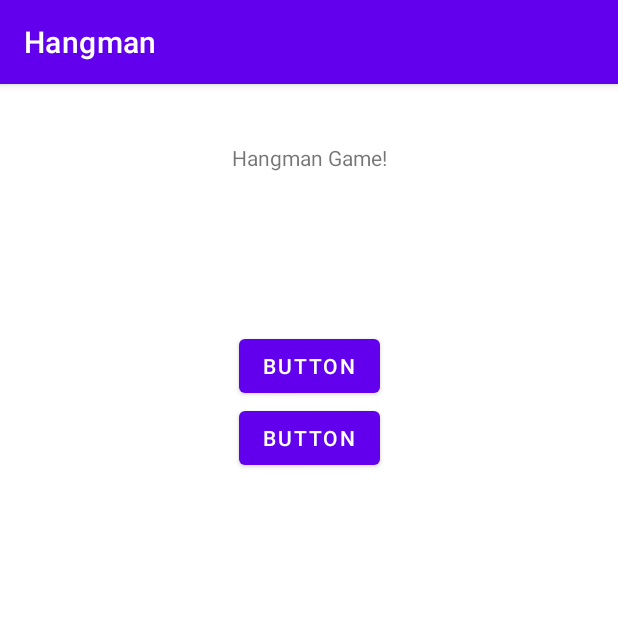
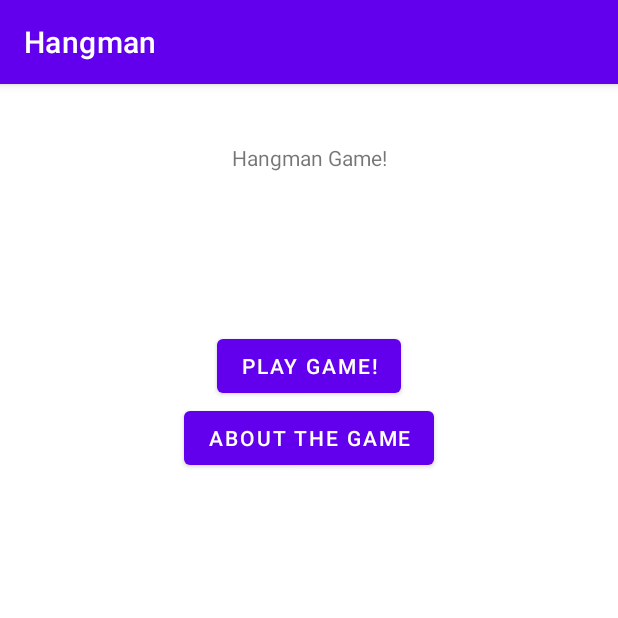
Before and after one commit to ehildingg/Hangman-Game-, an Android app: the screen it shows after launch (MainActivity), on a phone screen of 412 x 824 dp, the top half of it. Run offline under Robolectric (Android 15) with nearby library versions, the phone set to English and light mode, and no system bars.

Commit message:
Added two new activities, About and Game

```diff
--- a/app/src/main/AndroidManifest.xml
+++ b/app/src/main/AndroidManifest.xml
@@ -10,6 +10,12 @@
         android:supportsRtl="true"
         android:theme="@style/Theme.Hangman_ehilding">
         <activity
+            android:name=".AboutActivity"
+            android:exported="true" />
+        <activity
+            android:name=".GameActivity"
+            android:exported="true" />
+        <activity
             android:name=".MainActivity"
             android:exported="true">
             <intent-filter>
--- a/app/src/main/res/layout/activity_main.xml
+++ b/app/src/main/res/layout/activity_main.xml
@@ -17,26 +17,26 @@
         app:layout_constraintTop_toTopOf="parent" />
 
     <Button
-        android:id="@+id/button"
+        android:id="@+id/button_one"
         android:layout_width="wrap_content"
         android:layout_height="wrap_content"
-        android:text="Button"
-        app:layout_constraintBottom_toTopOf="@+id/button2"
+        android:text="@string/button_one"
+        app:layout_constraintBottom_toTopOf="@+id/button_two"
         app:layout_constraintEnd_toEndOf="parent"
         app:layout_constraintStart_toStartOf="parent"
         app:layout_constraintTop_toBottomOf="@+id/textView"
         app:layout_constraintVertical_chainStyle="packed" />
 
     <Button
-        android:id="@+id/button2"
+        android:id="@+id/button_two"
         android:layout_width="wrap_content"
         android:layout_height="wrap_content"
-        android:text="Button"
+        android:text="@string/button_two"
         app:layout_constraintBottom_toTopOf="@+id/guideline3"
         app:layout_constraintEnd_toEndOf="parent"
         app:layout_constraintHorizontal_bias="0.5"
         app:layout_constraintStart_toStartOf="parent"
-        app:layout_constraintTop_toBottomOf="@+id/button" />
+        app:layout_constraintTop_toBottomOf="@+id/button_one" />
 
     <androidx.constraintlayout.widget.Guideline
         android:id="@+id/guideline3"
--- a/app/src/main/res/values/strings.xml
+++ b/app/src/main/res/values/strings.xml
@@ -1,4 +1,6 @@
 <resources>
     <string name="app_name">Hangman</string>
     <string name="title">Hangman Game!</string>
+    <string name="button_one">Play Game!</string>
+    <string name="button_two">About The Game</string>
 </resources>
```
Also changed, not shown: app/src/main/java/com/ehilding/hangman_ehilding/AboutActivity.java (added, +14 -0 lines), app/src/main/java/com/ehilding/hangman_ehilding/GameActivity.java (added, +14 -0 lines), app/src/main/res/layout/activity_about.xml (added, +9 -0 lines), app/src/main/res/layout/activity_game.xml (added, +9 -0 lines).
